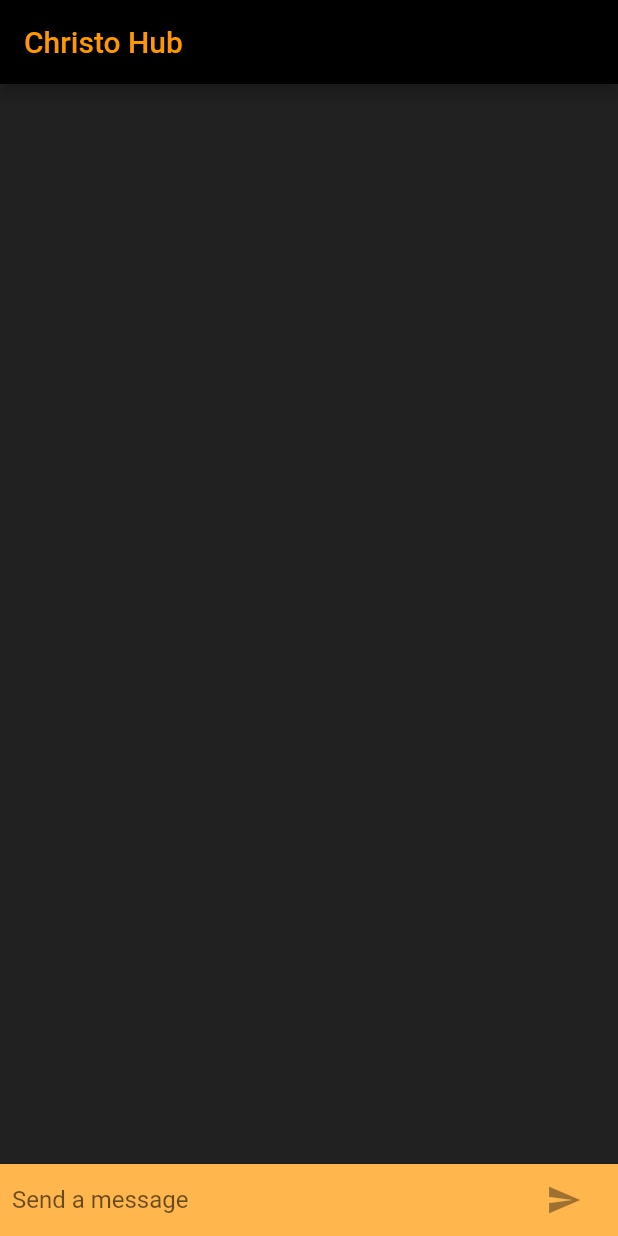
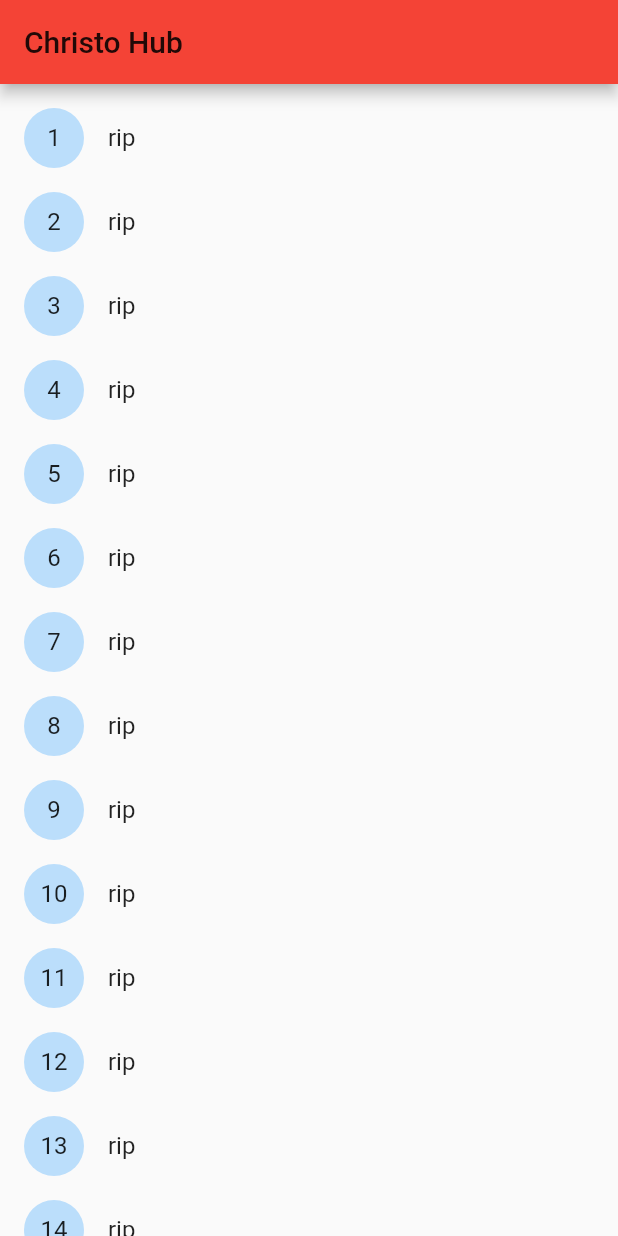
Before and after one commit to mgubaidullin/tristur, a Flutter app: the screen it shows after launch, on a phone screen of 412 x 824 dp. Run offline on Flutter 3.47's test engine with Material 2 defaults, Android fonts, the phone set to English and light mode, and no system bars; missing offline and left inert: encrypt.

Commit message:
Sync with current school project.

```diff
--- a/lib/main.dart
+++ b/lib/main.dart
@@ -1,3 +1,4 @@
+
 import 'package:flutter/material.dart';
 import 'package:encrypt/encrypt.dart';
 
@@ -15,8 +16,8 @@ final ThemeData kIOSTheme = new ThemeData(
 );
 
 final ThemeData kDefaultTheme = new ThemeData(
-  primarySwatch: Colors.grey,
-  accentColor: Colors.orangeAccent[900],
+  primarySwatch: Colors.blue,
+  accentColor: Colors.redAccent[300],
   primaryColorBrightness: Brightness.light,
 );
 
@@ -30,11 +31,37 @@ class FriendlychatApp extends StatelessWidget {
       theme: defaultTargetPlatform == TargetPlatform.iOS         //new
           ? kIOSTheme                                              //new
           : kDefaultTheme,
-      home: new ChatScreen(),
+      home: new ContactScreen(),
     );
   }
 }
 
+class ContactScreen extends StatelessWidget {
+  @override
+  Widget build(BuildContext context) {
+    return new Scaffold(
+        appBar: new AppBar(
+          backgroundColor: Colors.red,
+          title: new Text("Christo Hub"),
+        ),
+        body: Scrollbar(
+            child: ListView(
+                padding: EdgeInsets.symmetric(vertical: 8),
+                children: [
+                  for (int index = 1; index < 21; index++)
+                    ListTile(
+                      leading: ExcludeSemantics(
+                        child: CircleAvatar(child: Text('$index')),
+                      ),
+                      title: Text(("rip")),
+                    )
+                ]
+            )
+        )
+
+    );
+  }
+}
 class ChatScreen extends StatefulWidget{
   @override
   State createState() => new ChatScreenState();
@@ -53,8 +80,8 @@ class ChatScreenState extends State<ChatScreen> with TickerProviderStateMixin{
   Widget build(BuildContext context) {
     return new Scaffold(
       appBar: new AppBar(
-          backgroundColor: Colors.black,
-            title: new Text("Christo Hub", style: TextStyle(color: Colors.orange)),
+        backgroundColor: Colors.blue,
+        title: new Text("Christo Hub"),
         elevation: Theme.of(context).platform == TargetPlatform.iOS
             ? 0.0
             : 4.0,
@@ -74,7 +101,7 @@ class ChatScreenState extends State<ChatScreen> with TickerProviderStateMixin{
               new Divider(height: 1.0),
               new Container(
                 decoration: new BoxDecoration(
-                  color: Colors.orange[300]),
+                    color: Colors.red[300]),
                 child: _buildTextComposer(),
               ),
             ],
@@ -178,10 +205,10 @@ class ChatMessage extends StatelessWidget {
               child: new Column(
                 crossAxisAlignment: CrossAxisAlignment.start,
                 children: <Widget>[
-                new Text(_name, style: TextStyle(color: Colors.orange, fontWeight: FontWeight.bold)),
+                  new Text(_name, style: TextStyle(color: Colors.red, fontWeight: FontWeight.bold)),
                   new Container(
                     margin: const EdgeInsets.only(top: 5.0),
-                  child: new Text(text, style: TextStyle(color: Colors.orange[300])),
+                    child: new Text(text, style: TextStyle(color: Colors.red[300])),
                   ),
                 ],
               ),
```
Lines whose indentation alone changed are shown as unchanged.
